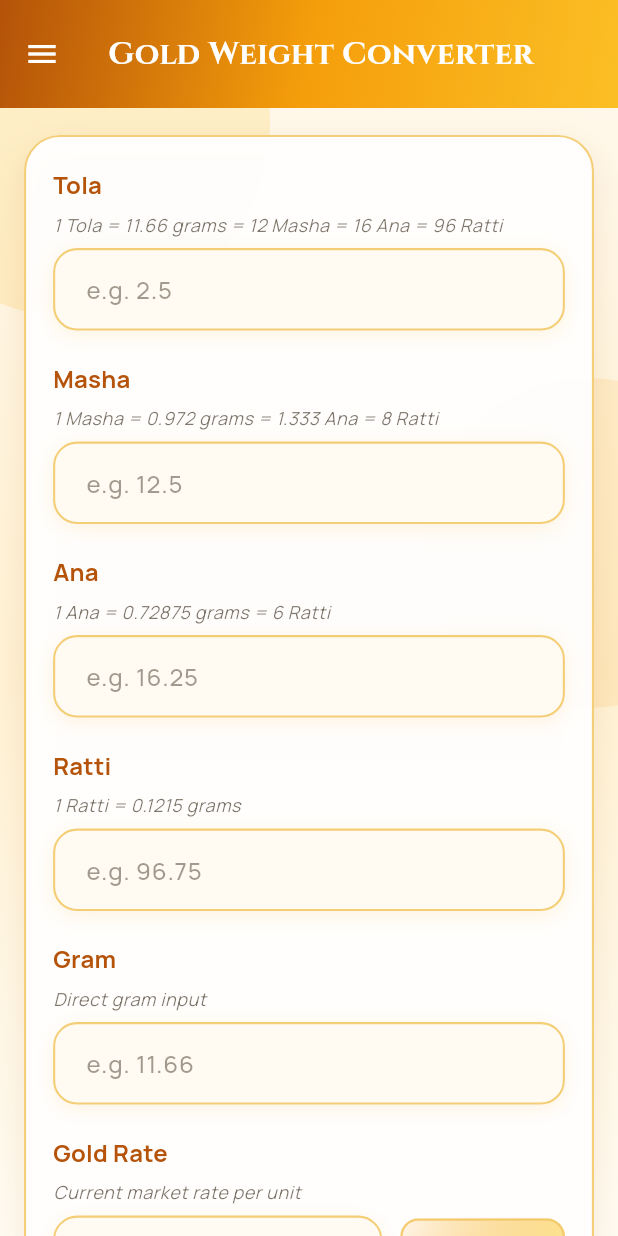
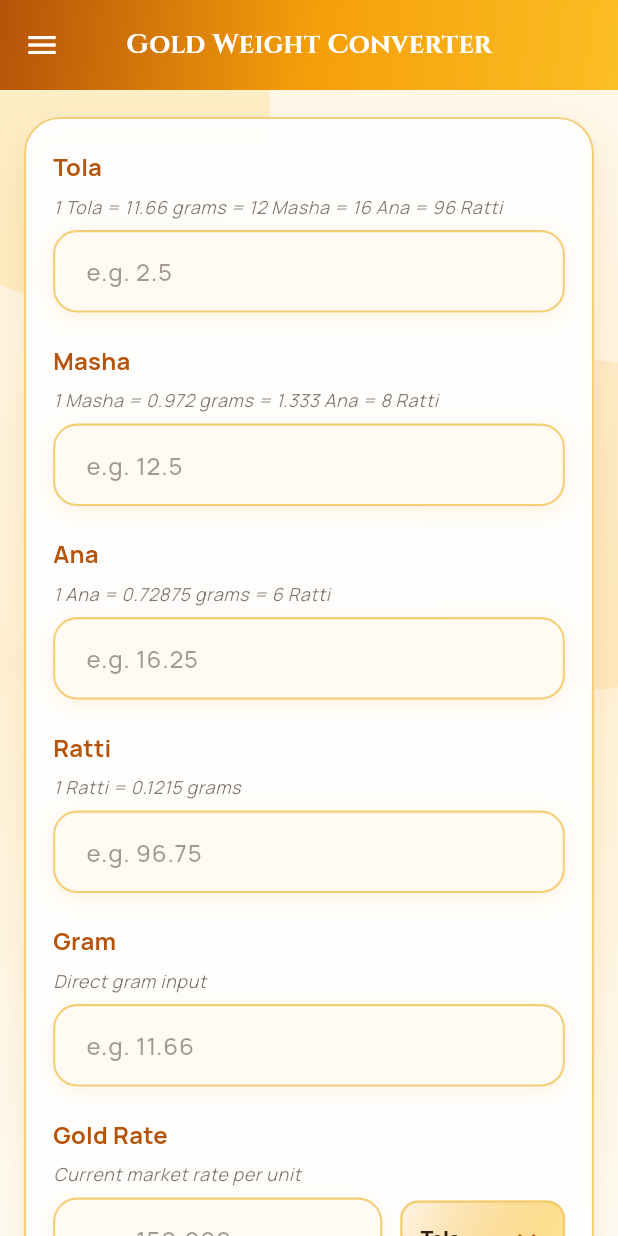
Before and after one commit to Dr-Usman/Gold-Weight-Converter, a Flutter app: the screen it shows after launch, on a phone screen of 412 x 824 dp. Run offline on Flutter 3.47's test engine with Material 3 defaults, Android fonts, the phone set to English and light mode, and no system bars; our stand-ins replace flutter_riverpod, google_fonts, package_info_plus, shared_preferences.

```diff
--- a/lib/converter_screen.dart
+++ b/lib/converter_screen.dart
@@ -221,12 +221,12 @@ class _GoldConverterScreenState extends ConsumerState<GoldConverterScreen> {
 
     return Scaffold(
       appBar: AppBar(
-        toolbarHeight: 72,
+        toolbarHeight: 60,
         title: Text(
           AppLocalizations.of(context)!.appTitle,
           style: const TextStyle(
             fontWeight: FontWeight.w700,
-            fontSize: 21,
+            fontSize: 18,
             letterSpacing: 0.2,
           ),
         ),
```
